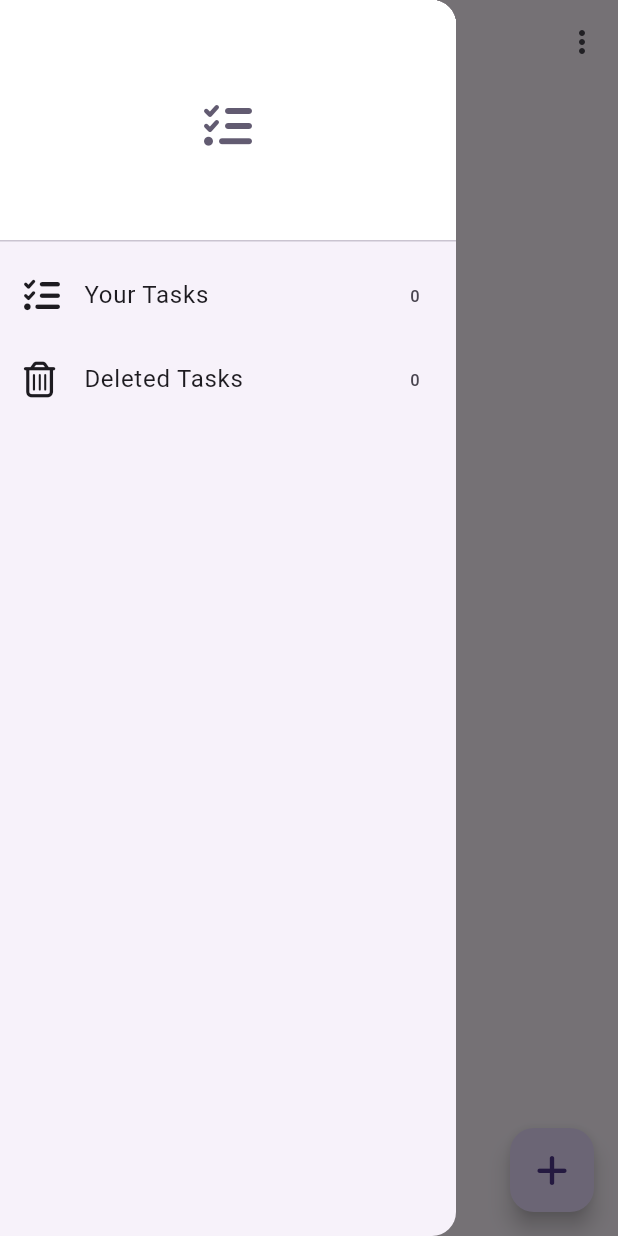
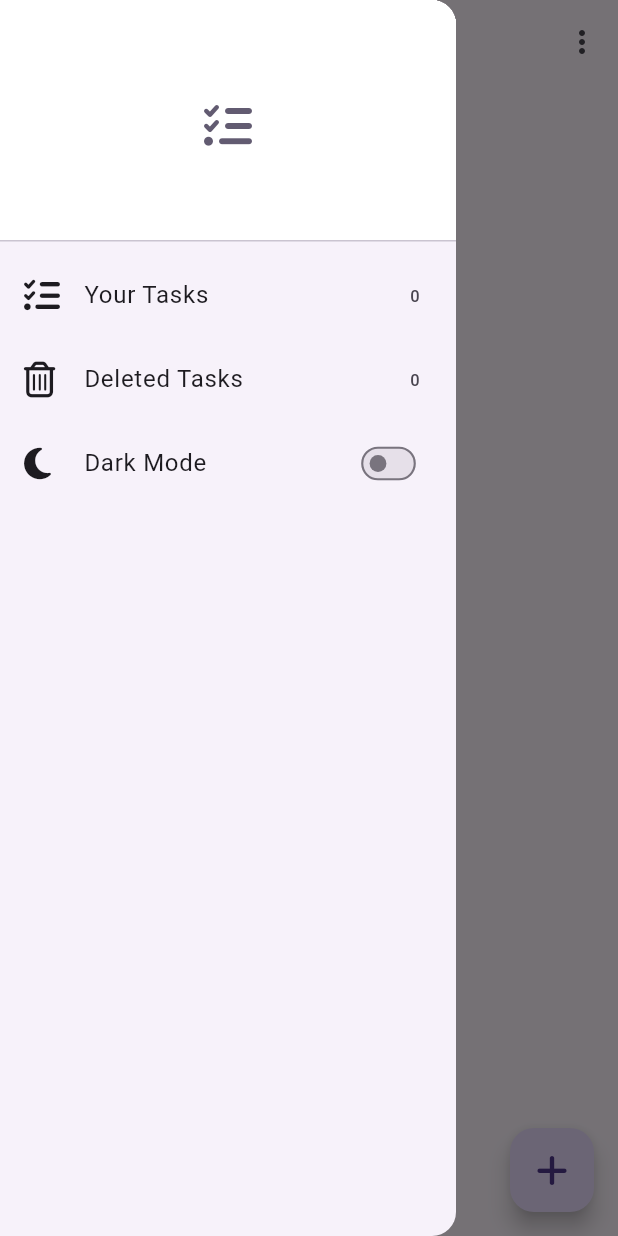
Before and after one commit to Basith-P/ToDo-App--BLoC-, a Flutter app: the screen it shows after launch, with the side drawer open, on a phone screen of 412 x 824 dp. Run offline on Flutter 3.47's test engine with Material 2 defaults, Android fonts, the phone set to English and light mode, and no system bars; our stand-ins replace equatable, flutter_bloc, font_awesome_flutter, hydrated_bloc.

Commit message:
toggle theme

```diff
--- a/lib/bloc/bloc_exports.dart
+++ b/lib/bloc/bloc_exports.dart
@@ -2,3 +2,4 @@ export 'package:flutter_bloc/flutter_bloc.dart';
 export 'package:hydrated_bloc/hydrated_bloc.dart';
 
 export 'task/task_bloc.dart';
+export 'theme/theme_bloc.dart';
--- /dev/null
+++ b/lib/bloc/theme/theme_bloc.dart
@@ -0,0 +1,28 @@
+import 'package:equatable/equatable.dart';
+import 'package:flutter/material.dart';
+
+import '../bloc_exports.dart';
+
+part 'theme_event.dart';
+part 'theme_state.dart';
+
+class ThemeBloc extends HydratedBloc<ThemeEvent, ThemeState> {
+  ThemeBloc() : super(const ThemeInitial()) {
+    on<ToggleTheme>(_onToggleTheme);
+  }
+
+  void _onToggleTheme(ToggleTheme event, Emitter<ThemeState> emit) {
+    emit(ThemeState(
+        state.themeMode == ThemeMode.light ? ThemeMode.dark : ThemeMode.light));
+  }
+
+  @override
+  ThemeState? fromJson(Map<String, dynamic> json) {
+    return ThemeState.fromJson(json);
+  }
+
+  @override
+  Map<String, dynamic>? toJson(ThemeState state) {
+    return state.toJson();
+  }
+}
--- /dev/null
+++ b/lib/bloc/theme/theme_event.dart
@@ -0,0 +1,10 @@
+part of 'theme_bloc.dart';
+
+abstract class ThemeEvent extends Equatable {
+  const ThemeEvent();
+
+  @override
+  List<Object> get props => [];
+}
+
+class ToggleTheme extends ThemeEvent {}
--- /dev/null
+++ b/lib/bloc/theme/theme_state.dart
@@ -0,0 +1,23 @@
+part of 'theme_bloc.dart';
+
+class ThemeState extends Equatable {
+  final ThemeMode themeMode;
+
+  const ThemeState([this.themeMode = ThemeMode.system]);
+
+  @override
+  List<Object> get props => [themeMode];
+
+  Map<String, dynamic> toJson() {
+    return {'themeMode': themeMode.toString()};
+  }
+
+  factory ThemeState.fromJson(Map<String, dynamic> json) {
+    return ThemeState(ThemeMode.values
+        .firstWhere((element) => element.toString() == json['themeMode']));
+  }
+}
+
+class ThemeInitial extends ThemeState {
+  const ThemeInitial() : super(ThemeMode.system);
+}
--- a/lib/main.dart
+++ b/lib/main.dart
@@ -21,19 +21,26 @@ class ToDoApp extends StatelessWidget {
 
   @override
   Widget build(BuildContext context) {
-    return BlocProvider(
-      create: (context) => TaskBloc(),
+    return MultiBlocProvider(
+      providers: [
+        BlocProvider<TaskBloc>(create: (context) => TaskBloc()),
+        BlocProvider<ThemeBloc>(create: (context) => ThemeBloc()),
+      ],
       child: GestureDetector(
         onTap: () => FocusManager.instance.primaryFocus?.unfocus(),
-        child: MaterialApp(
+        child: BlocBuilder<ThemeBloc, ThemeState>(
+          builder: (context, state) {
+            return MaterialApp(
               title: 'ToDo App',
               navigatorKey: navigatorKey,
               theme: ThemeData.light(useMaterial3: true),
               darkTheme: ThemeData.dark(useMaterial3: true),
-          themeMode: ThemeMode.system,
+              themeMode: state.themeMode,
               debugShowCheckedModeBanner: false,
               onGenerateRoute: AppRouter.onGenerateRoute,
               initialRoute: HomePage.routeName,
+            );
+          },
         ),
       ),
     );
--- a/lib/widgets/main_drawer.dart
+++ b/lib/widgets/main_drawer.dart
@@ -50,6 +50,26 @@ class MainDrawer extends StatelessWidget {
             onTap: () => navigatorKey.currentState
                 ?.pushNamed(DeletedTasksPage.routeName),
           ),
+          ListTile(
+            leading: const FaIcon(FontAwesomeIcons.solidMoon),
+            iconColor: Theme.of(context).colorScheme.onBackground,
+            title: const Text('Dark Mode'),
+            style: ListTileStyle.list,
+            trailing: Transform(
+              alignment: Alignment.centerRight,
+              transform: Matrix4.identity()..scale(0.7),
+              child: BlocBuilder<ThemeBloc, ThemeState>(
+                builder: (_, __) {
+                  return Switch(
+                    value: Theme.of(context).brightness == Brightness.dark,
+                    onChanged: (value) {
+                      context.read<ThemeBloc>().add(ToggleTheme());
+                    },
+                  );
+                },
+              ),
+            ),
+          )
         ],
       ),
     ));
```
Lines whose indentation alone changed are shown as unchanged.
